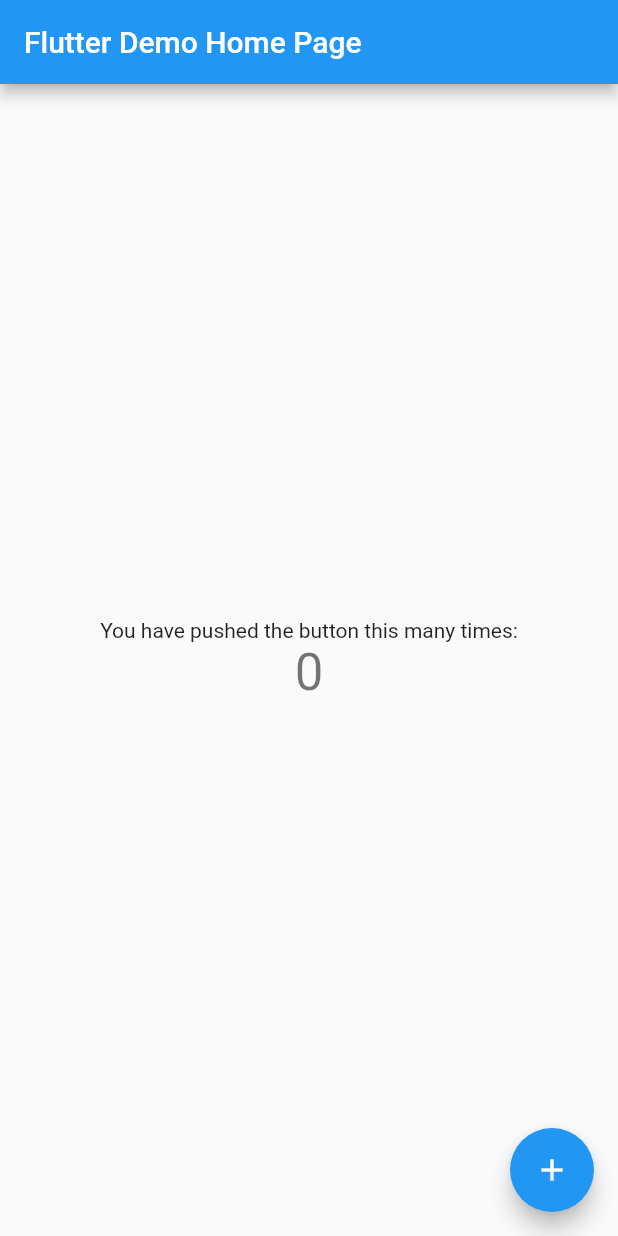
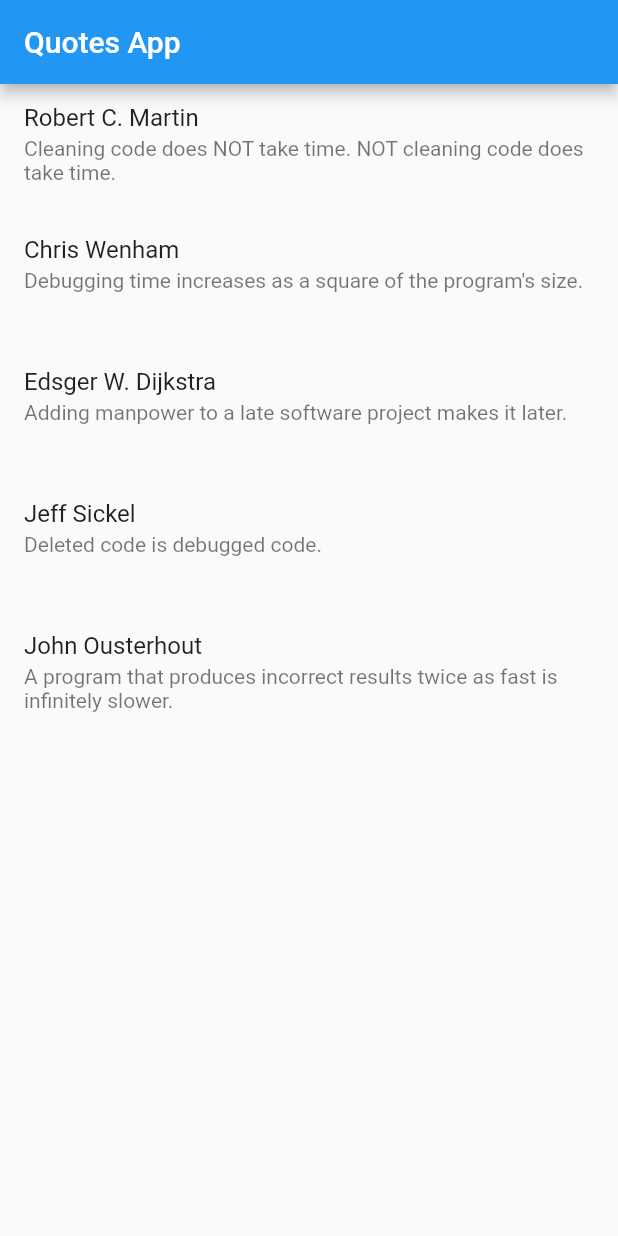
Before and after one commit to ahmadm712/intermediate-flutter, a Flutter app: the screen it shows after launch, on a phone screen of 412 x 824 dp. Run offline on Flutter 3.47's test engine with Material 2 defaults, Android fonts, the phone set to English and light mode, and no system bars.

Commit message:
done first nav 2.0

```diff
--- a/lib/main.dart
+++ b/lib/main.dart
@@ -1,115 +1,33 @@
+import 'package:dicoding_intermediate/routes/router_delegates.dart';
 import 'package:flutter/material.dart';
 
 void main() {
-  runApp(const MyApp());
+  runApp(const QuotesApp());
 }
 
-class MyApp extends StatelessWidget {
-  const MyApp({super.key});
+class QuotesApp extends StatefulWidget {
+  const QuotesApp({Key? key}) : super(key: key);
 
-  // This widget is the root of your application.
   @override
-  Widget build(BuildContext context) {
-    return MaterialApp(
-      title: 'Flutter Demo',
-      theme: ThemeData(
-        // This is the theme of your application.
-        //
-        // Try running your application with "flutter run". You'll see the
-        // application has a blue toolbar. Then, without quitting the app, try
-        // changing the primarySwatch below to Colors.green and then invoke
-        // "hot reload" (press "r" in the console where you ran "flutter run",
-        // or simply save your changes to "hot reload" in a Flutter IDE).
-        // Notice that the counter didn't reset back to zero; the application
-        // is not restarted.
-        primarySwatch: Colors.blue,
-      ),
-      home: const MyHomePage(title: 'Flutter Demo Home Page'),
-    );
-  }
+  State<QuotesApp> createState() => _QuotesAppState();
 }
 
-class MyHomePage extends StatefulWidget {
-  const MyHomePage({super.key, required this.title});
-
-  // This widget is the home page of your application. It is stateful, meaning
-  // that it has a State object (defined below) that contains fields that affect
-  // how it looks.
-
-  // This class is the configuration for the state. It holds the values (in this
-  // case the title) provided by the parent (in this case the App widget) and
-  // used by the build method of the State. Fields in a Widget subclass are
-  // always marked "final".
-
-  final String title;
-
+class _QuotesAppState extends State<QuotesApp> {
+  late MyRouteDelegate myRouterDelegate;
   @override
-  State<MyHomePage> createState() => _MyHomePageState();
-}
-
-class _MyHomePageState extends State<MyHomePage> {
-  int _counter = 0;
-
-  void _incrementCounter() {
-    setState(() {
-      // This call to setState tells the Flutter framework that something has
-      // changed in this State, which causes it to rerun the build method below
-      // so that the display can reflect the updated values. If we changed
-      // _counter without calling setState(), then the build method would not be
-      // called again, and so nothing would appear to happen.
-      _counter++;
-    });
+  void initState() {
+    super.initState();
+    myRouterDelegate = MyRouteDelegate();
   }
 
   @override
   Widget build(BuildContext context) {
-    // This method is rerun every time setState is called, for instance as done
-    // by the _incrementCounter method above.
-    //
-    // The Flutter framework has been optimized to make rerunning build methods
-    // fast, so that you can just rebuild anything that needs updating rather
-    // than having to individually change instances of widgets.
-    return Scaffold(
-      appBar: AppBar(
-        // Here we take the value from the MyHomePage object that was created by
-        // the App.build method, and use it to set our appbar title.
-        title: Text(widget.title),
+    return MaterialApp(
+      title: 'Quotes App',
+      home: Router(
+        routerDelegate: myRouterDelegate,
+        backButtonDispatcher: RootBackButtonDispatcher(),
       ),
-      body: Center(
-        // Center is a layout widget. It takes a single child and positions it
-        // in the middle of the parent.
-        child: Column(
-          // Column is also a layout widget. It takes a list of children and
-          // arranges them vertically. By default, it sizes itself to fit its
-          // children horizontally, and tries to be as tall as its parent.
-          //
-          // Invoke "debug painting" (press "p" in the console, choose the
-          // "Toggle Debug Paint" action from the Flutter Inspector in Android
-          // Studio, or the "Toggle Debug Paint" command in Visual Studio Code)
-          // to see the wireframe for each widget.
-          //
-          // Column has various properties to control how it sizes itself and
-          // how it positions its children. Here we use mainAxisAlignment to
-          // center the children vertically; the main axis here is the vertical
-          // axis because Columns are vertical (the cross axis would be
-          // horizontal).
-          mainAxisAlignment: MainAxisAlignment.center,
-          children: <Widget>[
-            const Text(
-              'You have pushed the button this many times:',
-            ),
-            Text(
-              '$_counter',
-              style: Theme.of(context).textTheme.headlineMedium,
-            ),
-          ],
-        ),
-      ),
-      floatingActionButton: FloatingActionButton(
-        onPressed: _incrementCounter,
-        tooltip: 'Increment',
-        child: const Icon(Icons.add),
-      ), // This trailing comma makes auto-formatting nicer for build methods.
     );
   }
 }
--- /dev/null
+++ b/lib/model/quote.dart
@@ -0,0 +1,66 @@
+import 'dart:convert';
+
+class Quote {
+  final String id;
+  final String quote;
+  final String author;
+
+  Quote({
+    required this.id,
+    required this.quote,
+    required this.author,
+  });
+
+  Map<String, dynamic> toMap() {
+    return {
+      'id': id,
+      'quote': quote,
+      'author': author,
+    };
+  }
+
+  factory Quote.fromMap(Map<String, dynamic> map) {
+    return Quote(
+      id: map['id'] ?? '',
+      quote: map['quote'] ?? '',
+      author: map['author'] ?? '',
+    );
+  }
+
+  String toJson() => json.encode(toMap());
+
+  factory Quote.fromJson(String source) => Quote.fromMap(json.decode(source));
+
+  @override
+  String toString() => 'Quote(id: $id, quote: $quote, author: $author)';
+}
+
+final quotes = [
+  Quote(
+    id: "1",
+    quote:
+        "Cleaning code does NOT take time. NOT cleaning code does take time.",
+    author: "Robert C. Martin",
+  ),
+  Quote(
+    id: "2",
+    quote: "Debugging time increases as a square of the program's size.",
+    author: "Chris Wenham",
+  ),
+  Quote(
+    id: "3",
+    quote: "Adding manpower to a late software project makes it later.",
+    author: "Edsger W. Dijkstra",
+  ),
+  Quote(
+    id: "4",
+    quote: "Deleted code is debugged code.",
+    author: "Jeff Sickel",
+  ),
+  Quote(
+    id: "5",
+    quote:
+        "A program that produces incorrect results twice as fast is infinitely slower.",
+    author: "John Ousterhout",
+  ),
+];
--- /dev/null
+++ b/lib/screen/quotes_list_screen.dart
@@ -0,0 +1,33 @@
+import 'package:flutter/material.dart';
+
+import '../model/quote.dart';
+
+class QuotesListScreen extends StatelessWidget {
+  final List<Quote> quotes;
+  final Function(String) onTapped;
+  const QuotesListScreen({
+    Key? key,
+    required this.quotes,
+    required this.onTapped,
+  }) : super(key: key);
+
+  @override
+  Widget build(BuildContext context) {
+    return Scaffold(
+      appBar: AppBar(
+        title: const Text("Quotes App"),
+      ),
+      body: ListView(
+        children: [
+          for (var quote in quotes)
+            ListTile(
+              title: Text(quote.author),
+              subtitle: Text(quote.quote),
+              isThreeLine: true,
+              onTap: () => onTapped(quote.id),
+            )
+        ],
+      ),
+    );
+  }
+}
```
Also changed, not shown: lib/routes/router_delegates.dart (added, +59 -0 lines), lib/screen/quote_detail_page.dart (added, +28 -0 lines), lib/screen/quote_detail_screen.dart (added, +32 -0 lines), pubspec.yaml (+4 -12 lines), pubspec.lock, 1 other file.
